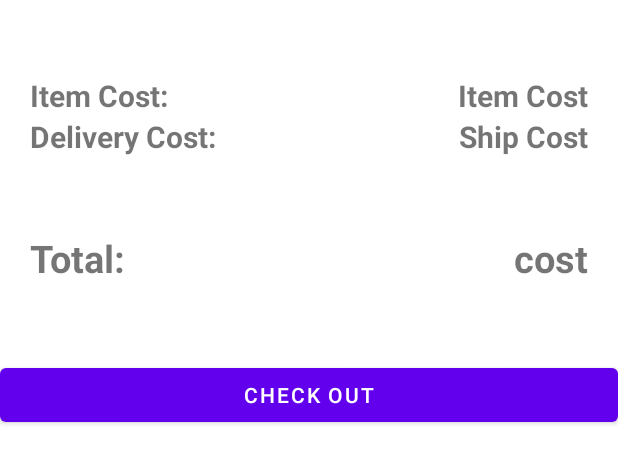
After one commit to CuongPhucNguyen/MatchaShop, an Android app: the layout checkout_view.xml on its own in the app's theme, with its tools: preview values and no code run, on a phone screen of 412 x 824 dp. The commit adds this screen. Shown: the top 463 px of the screen. Run offline under Robolectric (Android 15) with nearby library versions, the phone set to English and light mode, and no system bars.

Commit message:
add checkout ui

```diff
--- /dev/null
+++ b/app/src/main/res/layout/checkout_view.xml
@@ -0,0 +1,138 @@
+<?xml version="1.0" encoding="utf-8"?>
+<LinearLayout xmlns:android="http://schemas.android.com/apk/res/android"
+    android:layout_width="match_parent"
+    android:layout_height="match_parent"
+    android:orientation="vertical">
+
+
+    <androidx.recyclerview.widget.RecyclerView
+        android:layout_width="match_parent"
+        android:layout_height="wrap_content" />
+
+
+    <Space
+        android:layout_width="wrap_content"
+        android:layout_height="50dp">
+
+    </Space>
+
+    <LinearLayout
+        android:layout_width="match_parent"
+        android:layout_height="wrap_content"
+        android:orientation="horizontal">
+
+        <TextView
+            android:layout_width="wrap_content"
+            android:layout_height="wrap_content"
+
+            android:text="Item Cost: "
+            android:textSize="20dp"
+            android:layout_marginStart="20dp"
+            android:textStyle="bold">
+
+        </TextView>
+
+        <TextView
+            android:layout_width="match_parent"
+            android:layout_height="wrap_content"
+            android:textAlignment="textEnd"
+            android:text="Item Cost"
+            android:textSize="20dp"
+            android:textStyle="bold"
+            android:layout_marginEnd="20dp">
+
+        </TextView>
+
+    </LinearLayout>
+
+
+    <LinearLayout
+        android:layout_width="match_parent"
+        android:layout_height="wrap_content"
+        android:orientation="horizontal">
+
+        <TextView
+            android:layout_width="wrap_content"
+            android:layout_height="wrap_content"
+
+            android:text="Delivery Cost: "
+            android:textSize="20dp"
+            android:layout_marginStart="20dp"
+            android:textStyle="bold">
+
+        </TextView>
+
+        <TextView
+            android:layout_width="match_parent"
+            android:layout_height="wrap_content"
+
+            android:text="Ship Cost"
+            android:textSize="20dp"
+            android:textAlignment="viewEnd"
+            android:textStyle="bold"
+            android:layout_marginEnd="20dp">
+
+        </TextView>
+
+    </LinearLayout>
+
+    <Space
+        android:layout_width="wrap_content"
+        android:layout_height="50dp">
+
+    </Space>
+
+
+    <LinearLayout
+        android:layout_width="match_parent"
+        android:layout_height="wrap_content"
+        android:orientation="horizontal">
+
+        <TextView
+            android:layout_width="wrap_content"
+            android:layout_height="wrap_content"
+
+            android:text="Total: "
+            android:textSize="25dp"
+            android:layout_marginStart="20dp"
+            android:textStyle="bold">
+
+        </TextView>
+
+        <TextView
+            android:layout_width="match_parent"
+            android:layout_height="wrap_content"
+
+            android:text="cost"
+            android:textSize="25dp"
+            android:textAlignment="textEnd"
+            android:textStyle="bold"
+            android:layout_marginEnd="20dp">
+
+        </TextView>
+
+    </LinearLayout>
+
+    <Space
+        android:layout_width="wrap_content"
+        android:layout_height="50dp">
+
+    </Space>
+
+
+    <Button
+        android:layout_width="match_parent"
+        android:layout_height="wrap_content"
+        android:text="CHECK OUT">
+
+    </Button>
+
+
+
+
+
+
+
+
+
+</LinearLayout>
--- a/app/src/main/res/layout/product_order_item.xml
+++ b/app/src/main/res/layout/product_order_item.xml
@@ -68,6 +68,7 @@
 
 
                 <TextView
+                    android:id="@+id/idOrderProductQuantity"
                     android:layout_width="wrap_content"
                     android:layout_height="match_parent"
                     android:text="1"
```
